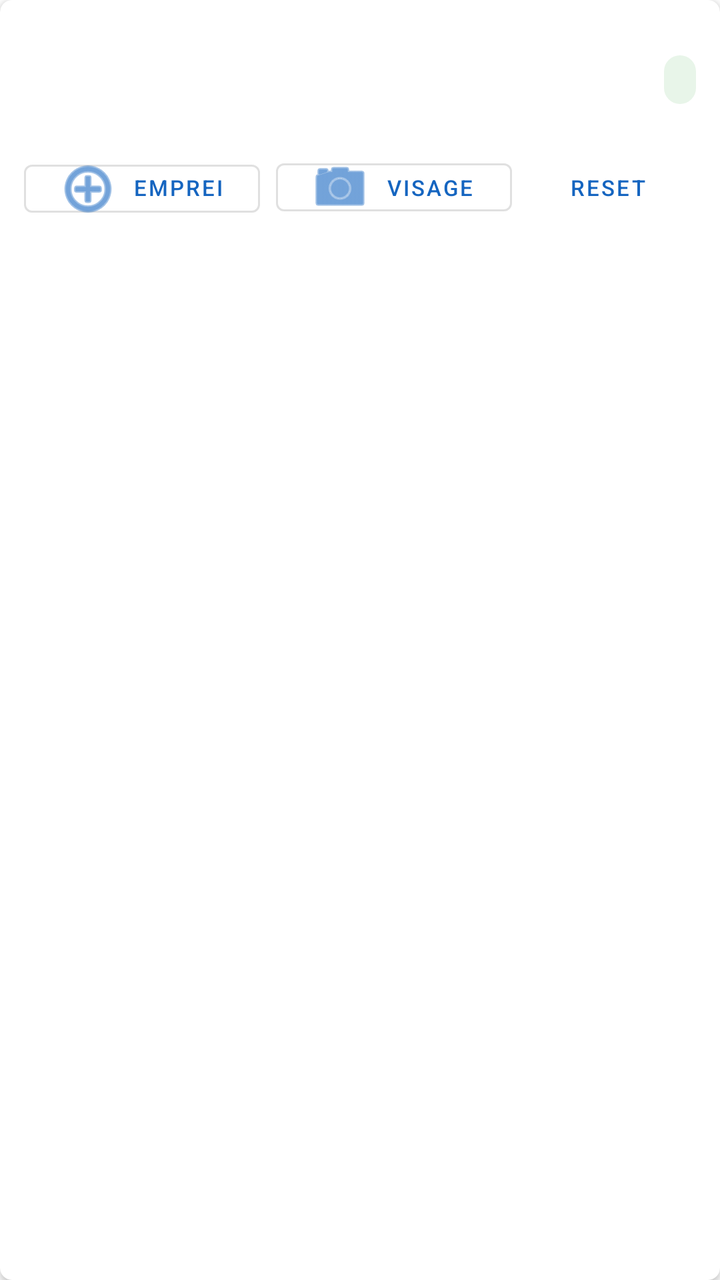
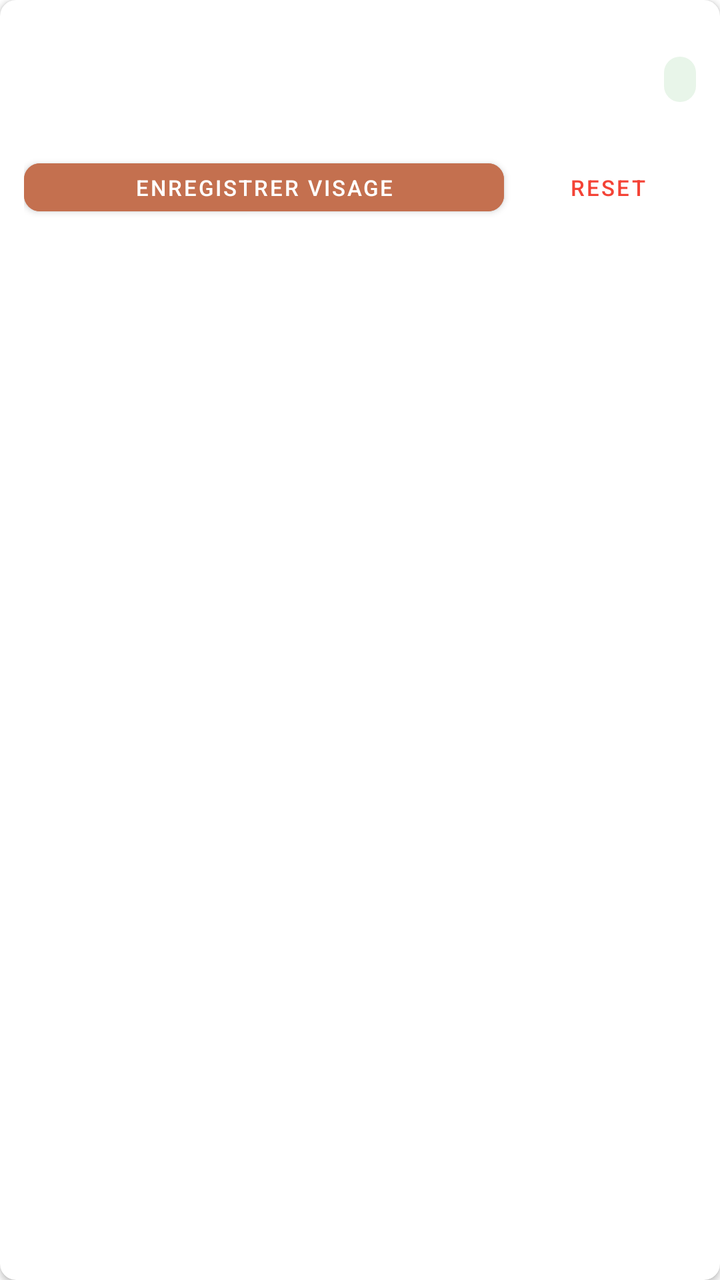

Two renders of the same Android screen: before a commit and after it. Below are the layout's source before the change and the commit's diff.
<!-- AndroidManifest.xml: application theme Theme.Pointage -->
<!-- res/layout/item_employee.xml -->
<?xml version="1.0" encoding="utf-8"?>
<androidx.cardview.widget.CardView
    xmlns:android="http://schemas.android.com/apk/res/android"
    xmlns:app="http://schemas.android.com/apk/res-auto"
    android:layout_width="match_parent"
    android:layout_height="wrap_content"
    android:layout_margin="4dp"
    app:cardElevation="2dp"
    app:cardCornerRadius="6dp">

    <LinearLayout
        android:layout_width="match_parent"
        android:layout_height="wrap_content"
        android:orientation="vertical"
        android:padding="12dp">

        <LinearLayout
            android:layout_width="match_parent"
            android:layout_height="wrap_content"
            android:orientation="horizontal"
            android:gravity="center_vertical">

            <LinearLayout
                android:layout_width="0dp"
                android:layout_height="wrap_content"
                android:layout_weight="1"
                android:orientation="vertical">

                <TextView
                    android:id="@+id/tv_nom_prenom"
                    android:layout_width="wrap_content"
                    android:layout_height="wrap_content"
                    android:textStyle="bold"
                    android:textSize="16sp" />

                <TextView
                    android:id="@+id/tv_matricule"
                    android:layout_width="wrap_content"
                    android:layout_height="wrap_content"
                    android:textSize="13sp"
                    android:textColor="#757575" />

                <TextView
                    android:id="@+id/tv_poste"
                    android:layout_width="wrap_content"
                    android:layout_height="wrap_content"
                    android:textSize="12sp"
                    android:textColor="@color/colorPrimary" />

            </LinearLayout>

            <TextView
                android:id="@+id/tv_biometrie_status"
                android:layout_width="wrap_content"
                android:layout_height="wrap_content"
                android:textSize="12sp"
                android:textStyle="bold"
                android:paddingStart="8dp"
                android:paddingEnd="8dp"
                android:paddingTop="4dp"
                android:paddingBottom="4dp"
                android:background="@drawable/bg_badge"
                android:layout_marginStart="8dp" />

        </LinearLayout>

        <LinearLayout
            android:layout_width="match_parent"
            android:layout_height="wrap_content"
            android:orientation="horizontal"
            android:layout_marginTop="8dp">

            <com.google.android.material.button.MaterialButton
                android:id="@+id/btn_configurer_empreinte"
                android:layout_width="0dp"
                android:layout_height="36dp"
                android:layout_weight="1"
                android:text="Empreinte"
                android:textSize="11sp"
                android:layout_marginEnd="4dp"
                style="@style/Widget.MaterialComponents.Button.OutlinedButton"
                app:icon="@android:drawable/ic_menu_add" />

            <com.google.android.material.button.MaterialButton
                android:id="@+id/btn_configurer_visage"
                android:layout_width="0dp"
                android:layout_height="36dp"
                android:layout_weight="1"
                android:text="Visage"
                android:textSize="11sp"
                android:layout_marginStart="4dp"
                style="@style/Widget.MaterialComponents.Button.OutlinedButton"
                app:icon="@android:drawable/ic_menu_camera" />

            <com.google.android.material.button.MaterialButton
                android:id="@+id/btn_reset_biometrie"
                android:layout_width="wrap_content"
                android:layout_height="36dp"
                android:text="Reset"
                android:textSize="11sp"
                android:layout_marginStart="4dp"
                style="@style/Widget.MaterialComponents.Button.TextButton" />

        </LinearLayout>

    </LinearLayout>

</androidx.cardview.widget.CardView>
<!-- resources referenced by this layout -->
<resources>
  <color name="colorPrimary">#1565C0</color>
  <!-- drawable bg_badge (drawable) -->
  <?xml version="1.0" encoding="utf-8"?>
  <shape xmlns:android="http://schemas.android.com/apk/res/android"
      android:shape="rectangle">
      <corners android:radius="12dp" />
      <solid android:color="#E8F5E9" />
  </shape>
  <style name="Theme.Pointage" parent="Theme.MaterialComponents.Light.NoActionBar">
          <item name="colorPrimary">@color/colorPrimary</item>
          <item name="colorPrimaryDark">@color/colorPrimaryDark</item>
          <item name="colorAccent">@color/colorAccent</item>
          <item name="windowActionBar">false</item>
          <item name="windowNoTitle">true</item>
      </style>
  <color name="colorPrimaryDark">#003c8f</color>
  <color name="colorAccent">#1E88E5</color>
</resources>

<!-- the commit's change to res/layout/item_employee.xml (unified diff, before → after) -->
@@ -6,7 +6,7 @@
     android:layout_height="wrap_content"
     android:layout_margin="4dp"
     app:cardElevation="2dp"
-    app:cardCornerRadius="6dp">
+    app:cardCornerRadius="8dp">
 
     <LinearLayout
         android:layout_width="match_parent"
@@ -53,7 +53,7 @@
                 android:id="@+id/tv_biometrie_status"
                 android:layout_width="wrap_content"
                 android:layout_height="wrap_content"
-                android:textSize="12sp"
+                android:textSize="11sp"
                 android:textStyle="bold"
                 android:paddingStart="8dp"
                 android:paddingEnd="8dp"
@@ -71,26 +71,15 @@
             android:layout_marginTop="8dp">
 
             <com.google.android.material.button.MaterialButton
-                android:id="@+id/btn_configurer_empreinte"
-                android:layout_width="0dp"
-                android:layout_height="36dp"
-                android:layout_weight="1"
-                android:text="Empreinte"
-                android:textSize="11sp"
-                android:layout_marginEnd="4dp"
-                style="@style/Widget.MaterialComponents.Button.OutlinedButton"
-                app:icon="@android:drawable/ic_menu_add" />
-
-            <com.google.android.material.button.MaterialButton
                 android:id="@+id/btn_configurer_visage"
                 android:layout_width="0dp"
                 android:layout_height="36dp"
                 android:layout_weight="1"
-                android:text="Visage"
+                android:text="Enregistrer visage"
                 android:textSize="11sp"
-                android:layout_marginStart="4dp"
-                style="@style/Widget.MaterialComponents.Button.OutlinedButton"
-                app:icon="@android:drawable/ic_menu_camera" />
+                android:backgroundTint="@color/colorPrimary"
+                android:layout_marginEnd="8dp"
+                app:cornerRadius="8dp" />
 
             <com.google.android.material.button.MaterialButton
                 android:id="@+id/btn_reset_biometrie"
@@ -98,8 +87,8 @@
                 android:layout_height="36dp"
                 android:text="Reset"
                 android:textSize="11sp"
-                android:layout_marginStart="4dp"
-                style="@style/Widget.MaterialComponents.Button.TextButton" />
+                style="@style/Widget.MaterialComponents.Button.TextButton"
+                android:textColor="@color/depart_color" />
 
         </LinearLayout>
 
<!-- resource entries referenced after the edit -->
@@ -1,6 +1,7 @@
 <!-- resources referenced by this layout -->
 <resources>
-  <color name="colorPrimary">#1565C0</color>
+  <color name="colorPrimary">#C4704F</color>
+  <color name="depart_color">#F44336</color>
   <!-- drawable bg_badge (drawable) -->
   <?xml version="1.0" encoding="utf-8"?>
   <shape xmlns:android="http://schemas.android.com/apk/res/android"
@@ -15,7 +16,7 @@
           <item name="windowActionBar">false</item>
           <item name="windowNoTitle">true</item>
       </style>
-  <color name="colorPrimaryDark">#003c8f</color>
-  <color name="colorAccent">#1E88E5</color>
+  <color name="colorPrimaryDark">#8D4F38</color>
+  <color name="colorAccent">#E8956D</color>
 </resources>
 
